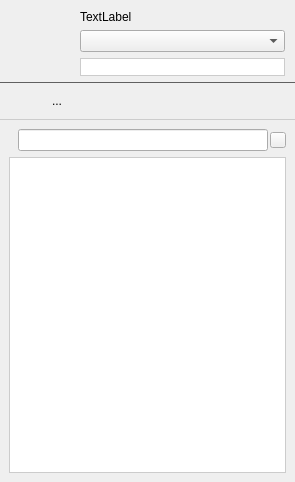
Before: the Qt Designer form retroshare-gui/src/gui/MessengerWindow.ui in RetroShare/RetroShare, drawn with Qt 5.
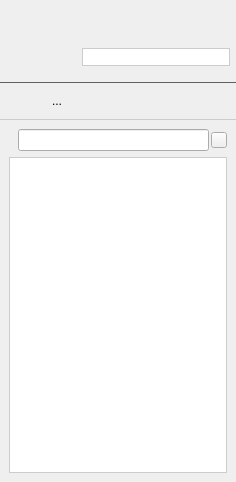
After: the same form once the commit is applied. Icons and pictures are not drawn.

Commit message: Added a Button for display own nick and set a menu for the status, removed nick label and status Combobox

```diff
--- a/retroshare-gui/src/gui/MessengerWindow.ui
+++ b/retroshare-gui/src/gui/MessengerWindow.ui
@@ -6,7 +6,7 @@
    <rect>
     <x>0</x>
     <y>0</y>
-    <width>295</width>
+    <width>236</width>
     <height>482</height>
    </rect>
   </property>
@@ -27,40 +27,28 @@
     </property>
     <item row="0" column="0">
      <widget class="QFrame" name="messengerframetop">
+      <property name="maximumSize">
+       <size>
+        <width>16777215</width>
+        <height>82</height>
+       </size>
+      </property>
       <property name="styleSheet">
-       <string notr="true">#messengerframetop { 
-border: none;
-background: qlineargradient(x1: 0, y1: 0, x2: 0, y2: 1,
-stop: 0 #a6a6a6, stop: 0.08 #7f7f7f,
-stop: 0.39999 #717171, stop: 0.4 #626262,
-stop: 0.9 #4c4c4c, stop: 1 #333333);
-}
-</string>
+       <string notr="true">QFrame#messengerframetop{ 
+background-color: qlineargradient(x1:0, y1:0, x2:0, y2:1,
+stop:0 #05538B, stop:1 #E4F1E5);
+}</string>
       </property>
       <property name="frameShape">
-       <enum>QFrame::StyledPanel</enum>
+       <enum>QFrame::NoFrame</enum>
       </property>
       <property name="frameShadow">
        <enum>QFrame::Raised</enum>
       </property>
-      <layout class="QGridLayout">
-       <property name="leftMargin">
+      <layout class="QGridLayout" name="gridLayout_5">
+       <property name="margin">
         <number>6</number>
        </property>
-       <property name="topMargin">
-        <number>6</number>
-       </property>
-       <property name="rightMargin">
-        <number>6</number>
-       </property>
-       <property name="bottomMargin">
-        <number>2</number>
-       </property>
-       <property name="spacing">
-        <number>0</number>
-       </property>
-       <item row="0" column="0" colspan="2">
-        <layout class="QGridLayout">
          <item row="0" column="0">
           <widget class="QToolButton" name="avatarButton">
            <property name="minimumSize">
@@ -97,37 +85,65 @@
           </widget>
          </item>
          <item row="0" column="1">
-          <layout class="QGridLayout">
-           <property name="margin">
-            <number>4</number>
+        <layout class="QGridLayout" name="gridLayout_4">
+         <item row="0" column="0" colspan="2">
+          <widget class="QPushButton" name="statusButton">
+           <property name="minimumSize">
+            <size>
+             <width>100</width>
+             <height>0</height>
+            </size>
            </property>
-           <property name="spacing">
-            <number>6</number>
+           <property name="font">
+            <font>
+             <pointsize>11</pointsize>
+            </font>
            </property>
-           <item row="1" column="0">
-            <widget class="QComboBox" name="statuscomboBox">
-             <property name="enabled">
-              <bool>true</bool>
-             </property>
-             <property name="toolTip">
-              <string>&lt;html&gt;&lt;head&gt;&lt;meta name=&quot;qrichtext&quot; content=&quot;1&quot; /&gt;&lt;style type=&quot;text/css&quot;&gt;
-p, li { white-space: pre-wrap; }
-&lt;/style&gt;&lt;/head&gt;&lt;body style=&quot; font-family:'Arial'; font-size:8pt; font-weight:400; font-style:normal; text-decoration:none;&quot;&gt;
-&lt;p style=&quot; margin-top:0px; margin-bottom:0px; margin-left:0px; margin-right:0px; -qt-block-indent:0; text-indent:0px;&quot;&gt;Change your Status and your display&lt;/p&gt;
-&lt;p style=&quot; margin-top:0px; margin-bottom:0px; margin-left:0px; margin-right:0px; -qt-block-indent:0; text-indent:0px;&quot;&gt;picture here.&lt;/p&gt;&lt;/body&gt;&lt;/html&gt;</string>
-             </property>
-             <property name="insertPolicy">
-              <enum>QComboBox::NoInsert</enum>
-             </property>
-             <property name="frame">
+           <property name="styleSheet">
+            <string notr="true">QPushButton:hover {
+            border: 2px solid #8f8f91;
+            border-radius: 6px;
+            background-color: qlineargradient(x1: 0, y1: 0, x2: 0, y2: 1,
+                                              stop: 0 #f6f7fa, stop: 1 #dadbde);
+            min-width: 80px;
+
+        }
+
+        QPushButton:pressed {
+            background-color: qlineargradient(x1: 0, y1: 0, x2: 0, y2: 1,
+                                              stop: 0 #dadbde, stop: 1 #f6f7fa);
+        }
+
+        QPushButton:flat {
+            border: none; /* no border for a flat push button */
+        }
+
+        QPushButton:default {
+            border-color: navy; /* make the default button prominent */
+        }</string>
+           </property>
+           <property name="text">
+            <string/>
+           </property>
+           <property name="flat">
               <bool>true</bool>
              </property>
-             <property name="modelColumn">
-              <number>0</number>
-             </property>
-            </widget>
-           </item>
-           <item row="2" column="0">
+          </widget>
+         </item>
+         <item row="0" column="2">
+          <spacer name="horizontalSpacer_2">
+           <property name="orientation">
+            <enum>Qt::Horizontal</enum>
+           </property>
+           <property name="sizeHint" stdset="0">
+            <size>
+             <width>50</width>
+             <height>20</height>
+            </size>
+           </property>
+          </spacer>
+         </item>
+         <item row="1" column="0" colspan="3">
             <widget class="QLineEdit" name="messagelineEdit">
              <property name="toolTip">
               <string>Change your Personal Status here...</string>
@@ -137,16 +153,20 @@
              </property>
             </widget>
            </item>
-           <item row="0" column="0">
-            <widget class="QLabel" name="nicklabel">
-             <property name="text">
-              <string>TextLabel</string>
-             </property>
-            </widget>
-           </item>
-          </layout>
-         </item>
-        </layout>
+        </layout>
+       </item>
+       <item row="1" column="1">
+        <spacer name="verticalSpacer">
+         <property name="orientation">
+          <enum>Qt::Vertical</enum>
+         </property>
+         <property name="sizeHint" stdset="0">
+          <size>
+           <width>20</width>
+           <height>40</height>
+          </size>
+         </property>
+        </spacer>
        </item>
       </layout>
      </widget>
```
Left out of the diff: 7 changed lines with no effect on the pictures. Lines whose indentation alone changed are shown as unchanged. The commit also changes 1 other file.
